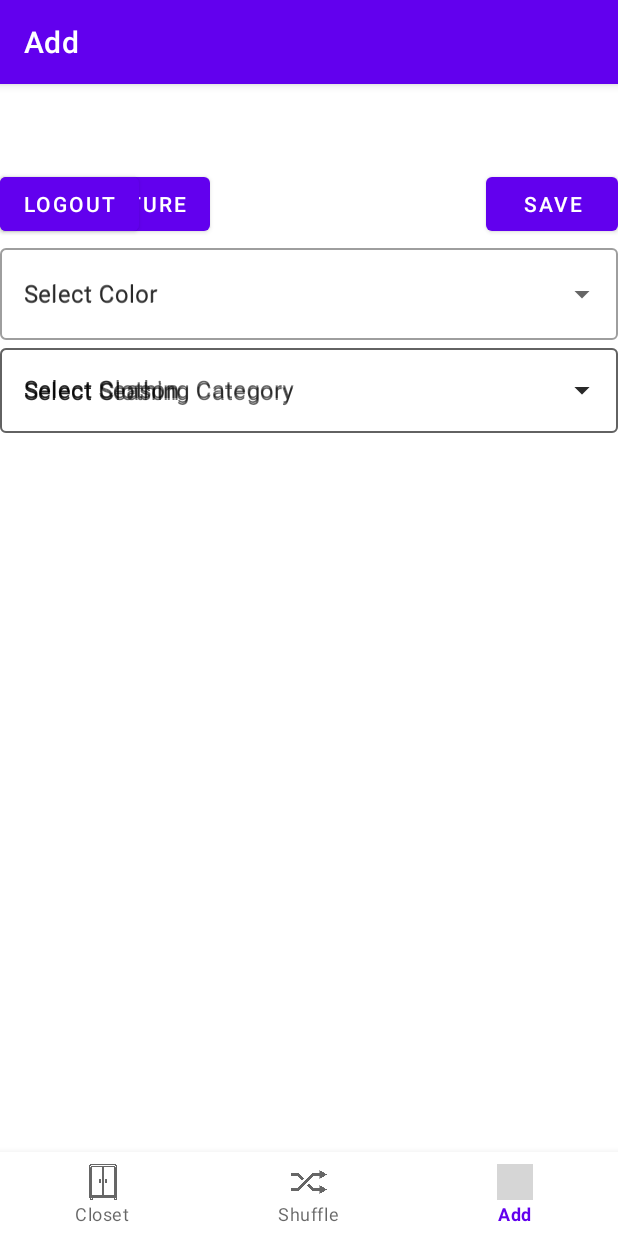
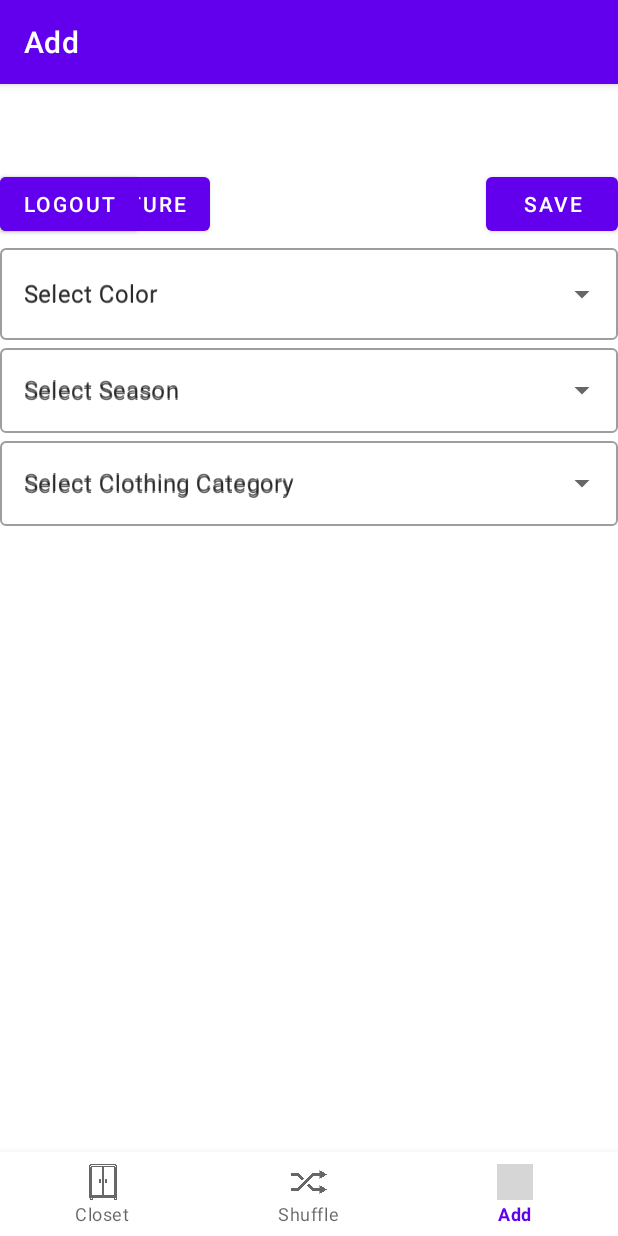
Before and after one commit to mnoeel/styleshuffleapp, an Android app: the AddFragment screen opened through its navigation route, on a phone screen of 412 x 824 dp. Run offline under Robolectric (Android 15) with nearby library versions, the phone set to English and light mode, and no system bars; our stand-ins replace Firebase (no records; nobody signed in at launch, a user with empty details on screens opened directly), Room's generated code, navigation-ui; grey boxes are pictures that could not be loaded.

Commit message:
all tables, not working when u run

```diff
--- a/app/src/main/java/com/example/styleshuffle/DataModel/TopItemDAO.java
+++ b/app/src/main/java/com/example/styleshuffle/DataModel/TopItemDAO.java
@@ -14,7 +14,7 @@ import java.util.List;
 @Dao
 public interface TopItemDAO {
     @Query("Select  * from TopItems")
-    List<BottomItem> getAllTopItems();
+    List<TopItem> getAllTopItems();
 
     @Insert
     void insertTopItem(TopItem topItem);
--- a/app/src/main/java/com/example/styleshuffle/DataModel/UserDatabase.java
+++ b/app/src/main/java/com/example/styleshuffle/DataModel/UserDatabase.java
@@ -1,21 +1,24 @@
 package com.example.styleshuffle.DataModel;
 
+
+import static androidx.core.content.ContentProviderCompat.requireContext;
 
 import android.content.Context;
 
 import androidx.room.Database;
 import androidx.room.Room;
 import androidx.room.RoomDatabase;
+import androidx.room.migration.Migration;
+import androidx.sqlite.db.SupportSQLiteDatabase;
 
 @Database(
-        entities = BottomItem.class,
+        entities = {BottomItem.class,TopItem.class,ShoeItem.class},
         version = 1,
         exportSchema = false
 )
 public abstract class UserDatabase extends RoomDatabase {
 
-        private static UserDatabase userDB = null;
-
+        private static UserDatabase userDB;
         public abstract TopItemDAO topItemDAO();
         public abstract BottomItemDAO bottomItemDAO();
         public abstract ShoeItemDAO shoeItemDAO();
@@ -30,4 +33,15 @@ public abstract class UserDatabase extends RoomDatabase {
             }
             return userDB;
         }
+    /*public static UserDatabase getDBInstance(Context context) {
+        if (INSTANCE == null) {
+            INSTANCE = Room.databaseBuilder(context.getApplicationContext(), UserDatabase.class, "my-database")
+                    .fallbackToDestructiveMigration() // Add this line for destructive migration
+                    .addMigrations(MIGRATION_1_2)
+                    .build();
+        }
+        return INSTANCE;
+    }*/
+
+
 }
--- a/app/src/main/java/com/example/styleshuffle/ui/home/ClosetFragment.java
+++ b/app/src/main/java/com/example/styleshuffle/ui/home/ClosetFragment.java
@@ -15,6 +15,8 @@ import androidx.recyclerview.widget.RecyclerView;
 
 import com.example.styleshuffle.DataModel.BottomItem;
 import com.example.styleshuffle.DataModel.BottomItemDAO;
+import com.example.styleshuffle.DataModel.ShoeItemDAO;
+import com.example.styleshuffle.DataModel.TopItemDAO;
 import com.example.styleshuffle.DataModel.UserDatabase;
 import com.example.styleshuffle.R;
 import com.example.styleshuffle.Recycler.BottomUserRecycler;
@@ -25,24 +27,26 @@ public class ClosetFragment extends Fragment {
     private boolean isDeleteMode = false;
     private ToggleButton toggleButton;
 
-    private Button buttonShirt;
+    private Button buttonTops;
     private RecyclerView bottomRecyclerView;
     private ImageAdapter adapter;
     private boolean isGridViewVisible = false;
     BottomItemDAO bottomItemDAO;
+    TopItemDAO topItemDAO;
+    ShoeItemDAO shoeItemDAO;
     private List<BottomItem> items;
 
     @Override
     public View onCreateView(LayoutInflater inflater, ViewGroup container, Bundle savedInstanceState) {
         View view = inflater.inflate(R.layout.fragment_closet, container, false);
-        buttonShirt = view.findViewById(R.id.buttonShirt);
+        buttonTops = view.findViewById(R.id.buttonTops);
         bottomRecyclerView = view.findViewById(R.id.horGridView);
         bottomItemDAO = UserDatabase.getDBInstance(requireContext()).bottomItemDAO();
         BottomUserRecycler bottomUserRecycler = new BottomUserRecycler(bottomItemDAO.getAllBottomItems(), bottomItemDAO, isDeleteMode);
         bottomRecyclerView.setLayoutManager(new LinearLayoutManager(requireContext(), LinearLayoutManager.HORIZONTAL, false));
         bottomRecyclerView.setAdapter(bottomUserRecycler);
         toggleButton=view.findViewById(R.id.toggleDeleteMode);
-        buttonShirt.setOnClickListener(new View.OnClickListener() {
+        buttonTops.setOnClickListener(new View.OnClickListener() {
             @Override
             public void onClick(View v) {
                 if (isGridViewVisible) {
--- a/app/src/main/res/layout/fragment_add.xml
+++ b/app/src/main/res/layout/fragment_add.xml
@@ -1,14 +1,9 @@
-<ScrollView
-xmlns:android="http://schemas.android.com/apk/res/android"
-xmlns:app="http://schemas.android.com/apk/res-auto"
-xmlns:tools="http://schemas.android.com/tools"
-android:layout_width="match_parent"
-android:layout_height="match_parent"
-tools:context=".ui.notifications.AddFragment">
-
-<androidx.constraintlayout.widget.ConstraintLayout
+<?xml version="1.0" encoding="utf-8"?>
+<androidx.constraintlayout.widget.ConstraintLayout xmlns:android="http://schemas.android.com/apk/res/android"
+    xmlns:app="http://schemas.android.com/apk/res-auto"
+    xmlns:tools="http://schemas.android.com/tools"
     android:layout_width="match_parent"
-    android:layout_height="wrap_content"
+    android:layout_height="match_parent"
     tools:context=".ui.notifications.AddFragment">
 
     <!-- Camera Button -->
@@ -34,22 +29,25 @@ tools:context=".ui.notifications.AddFragment">
 
     <!-- Category Dropdown -->
     <com.google.android.material.textfield.TextInputLayout
-        android:id="@+id/clothesInputLayoutSeason"
+        android:id="@+id/textInputLayoutCategory"
         style="@style/Widget.MaterialComponents.TextInputLayout.OutlinedBox.ExposedDropdownMenu"
         android:layout_width="0dp"
         android:layout_height="wrap_content"
         android:hint="@string/selectI"
         app:layout_constraintStart_toStartOf="parent"
         app:layout_constraintEnd_toEndOf="parent"
-        app:layout_constraintTop_toBottomOf="@+id/textInputLayoutColor">
+        app:layout_constraintTop_toBottomOf="@+id/textInputLayoutSeason">
 
         <AutoCompleteTextView
             android:id="@+id/clothingItem"
             android:layout_width="match_parent"
             android:layout_height="wrap_content"
+            android:layout_marginTop="220dp"
             android:hint="@string/selectI"
             android:inputType="none"
-            app:layout_constraintTop_toTopOf="parent" />
+            app:layout_constraintTop_toTopOf="parent"
+            tools:layout_editor_absoluteX="-3dp" />
+
     </com.google.android.material.textfield.TextInputLayout>
 
 
@@ -90,19 +88,29 @@ tools:context=".ui.notifications.AddFragment">
             android:layout_height="wrap_content"
             android:hint="@string/selectS"
             android:inputType="none"
-            app:layout_constraintTop_toTopOf="parent" />
+            app:layout_constraintBottom_toBottomOf="@+id/itemImage"
+            app:layout_constraintEnd_toEndOf="parent"
+            app:layout_constraintHorizontal_bias="0.0"
+            app:layout_constraintStart_toStartOf="parent"
+            app:layout_constraintTop_toTopOf="parent"
+            app:layout_constraintVertical_bias="0.365" />
+
+
+
     </com.google.android.material.textfield.TextInputLayout>
 
-    <!-- Image View -->
     <ImageView
         android:id="@+id/itemImage"
-        android:layout_width="250dp"
-        android:layout_height="250dp"
+        android:layout_width="0dp"
+        android:layout_height="377dp"
         app:layout_constraintBottom_toBottomOf="parent"
         app:layout_constraintEnd_toEndOf="parent"
-        app:layout_constraintHorizontal_bias="0.496"
         app:layout_constraintStart_toStartOf="parent"
-        app:layout_constraintTop_toBottomOf="@+id/textInputLayoutSeason" />
+        app:layout_constraintTop_toBottomOf="@+id/textInputLayoutCategory" />
+
+
+
+
+
 
 </androidx.constraintlayout.widget.ConstraintLayout>
-</ScrollView>
```
Also changed, not shown: app/src/main/java/com/example/styleshuffle/ui/notifications/AddFragment.java (+8 -17 lines), app/src/main/res/layout/fragment_closet.xml (+16 -9 lines).
